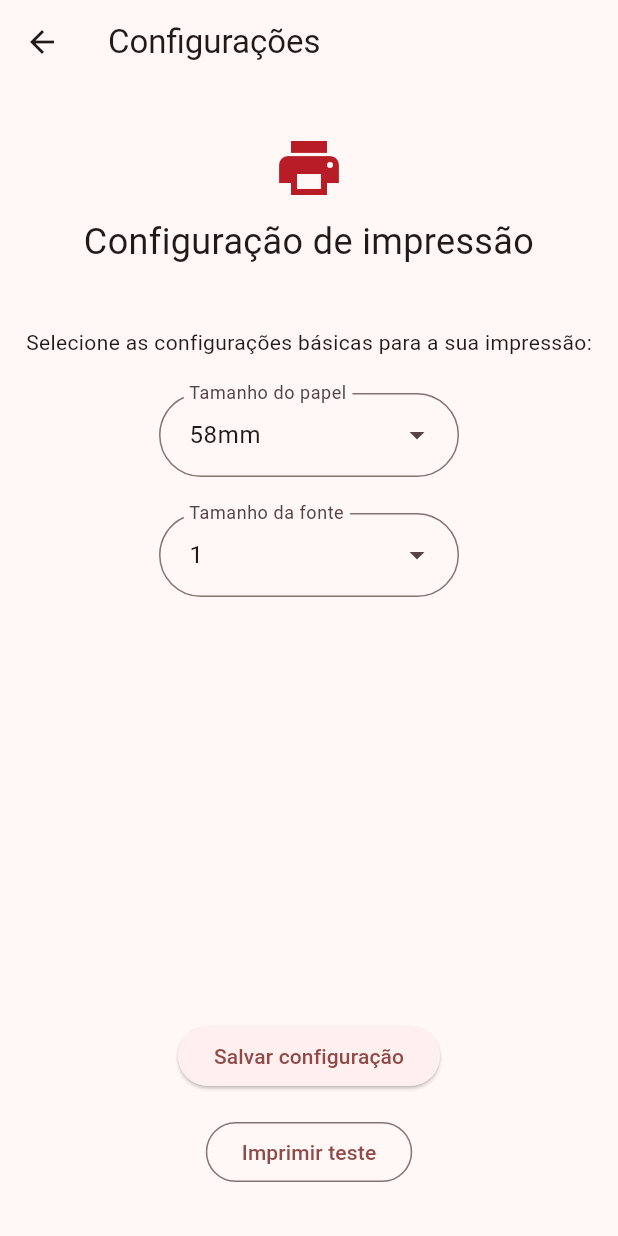
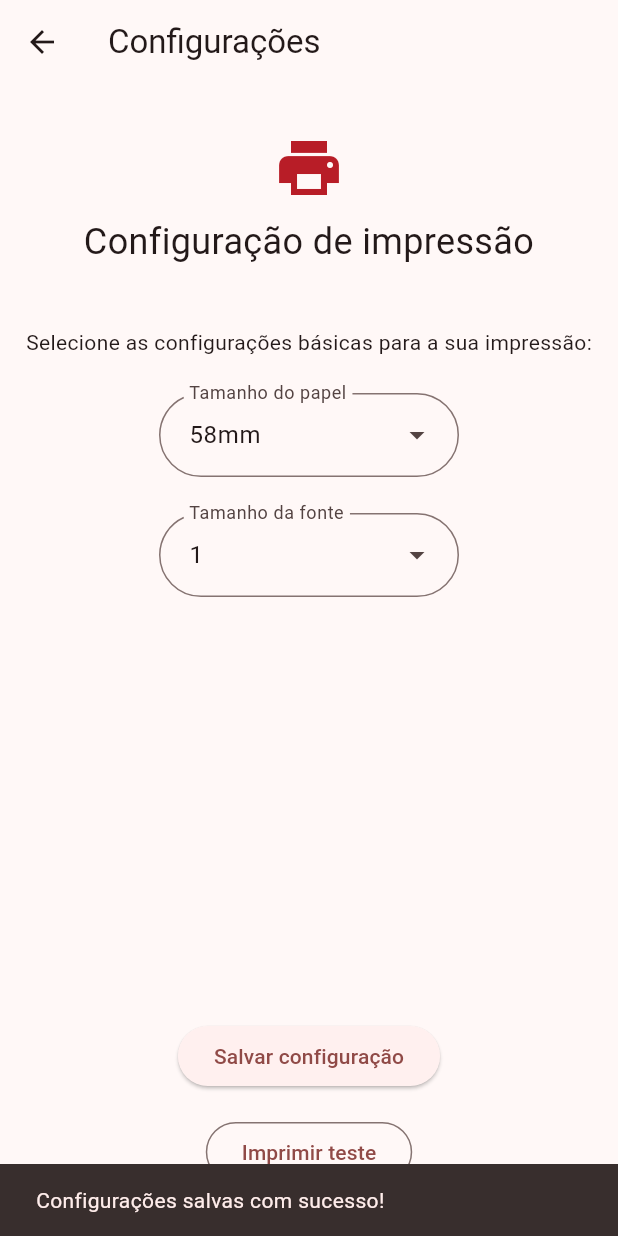
Before and after one commit to WebEvolui/flutter-utilizando-bluetooth-impressora-pos, a Flutter app: the PrinterSettings screen opened directly, after a tap on "58mm", after a tap on "Salvar configuração", on a phone screen of 412 x 824 dp. Run offline on Flutter 3.47's test engine with Material 3 defaults, Android fonts, the phone set to English and light mode, and no system bars; our stand-ins replace permission_handler, shared_preferences; missing offline and left inert: esc_pos_utils_plus, print_bluetooth_thermal; accounts and stored records are empty.

Commit message:
feat: persist printer settings and add utility classes for paper size and font size
- Save selected paper size and font size to SharedPreferences in PrinterSettings screen
- Add PaperSizeUtils and FontSizeUtils to convert stored integer values to enum types
- Update CheckoutViewmodel to retrieve and use persisted settings via SharedPreferences

```diff
--- a/lib/screens/printer_settings.dart
+++ b/lib/screens/printer_settings.dart
@@ -1,5 +1,6 @@
 import 'package:esc_pos_utils_plus/esc_pos_utils_plus.dart';
 import 'package:flutter/material.dart';
+import 'package:shared_preferences/shared_preferences.dart';
 
 class PrinterSettings extends StatelessWidget {
   PrinterSettings({super.key});
@@ -33,13 +34,13 @@ class PrinterSettings extends StatelessWidget {
                   textAlign: TextAlign.center,
                 ),
                 SizedBox(height: 40),
-                Text("Selecione as configurações básicas para a sua impressão:"),
+                Text(
+                  "Selecione as configurações básicas para a sua impressão:",
+                ),
                 SizedBox(height: 24),
                 DropdownMenu<PaperSize>(
                   controller: paperSizeController,
-                  onSelected: (value) => {
-                    paperSize = value!,
-                  },
+                  onSelected: (value) => {paperSize = value!},
                   inputDecorationTheme: InputDecorationTheme(
                     contentPadding: const EdgeInsets.all(16),
                     border: OutlineInputBorder(
@@ -58,9 +59,7 @@ class PrinterSettings extends StatelessWidget {
                 SizedBox(height: 24),
                 DropdownMenu<PosTextSize>(
                   controller: fontSizeController,
-                  onSelected: (value) => {
-                    fontSize = value!,
-                  },
+                  onSelected: (value) => {fontSize = value!},
                   inputDecorationTheme: InputDecorationTheme(
                     contentPadding: const EdgeInsets.all(16),
                     border: OutlineInputBorder(
@@ -87,7 +86,20 @@ class PrinterSettings extends StatelessWidget {
                     mainAxisAlignment: MainAxisAlignment.end,
                     children: <Widget>[
                       ElevatedButton(
-                        onPressed: () {},
+                        onPressed: () async {
+                          final SharedPreferences prefs =
+                              await SharedPreferences.getInstance();
+                          prefs.setInt('paperSize', paperSize.value);
+                          prefs.setInt('fontSize', fontSize.value);
+
+                          ScaffoldMessenger.of(context).showSnackBar(
+                            SnackBar(
+                              content: Text(
+                                'Configurações salvas com sucesso!',
+                              ),
+                            ),
+                          );
+                        },
                         child: Text("Salvar configuração"),
                       ),
                       SizedBox(height: 16),
--- a/pubspec.yaml
+++ b/pubspec.yaml
@@ -37,6 +37,7 @@ dependencies:
   print_bluetooth_thermal: ^1.2.2
   esc_pos_utils_plus: ^2.0.4
   permission_handler: ^12.0.3
+  shared_preferences: ^2.5.5
 
 dev_dependencies:
   flutter_test:
```
Also changed, not shown: lib/utils/printer_settings_utils.dart (added, +41 -0 lines), lib/viewmodel/checkout_viewmodel.dart (+15 -5 lines), pubspec.lock, 1 other file.
